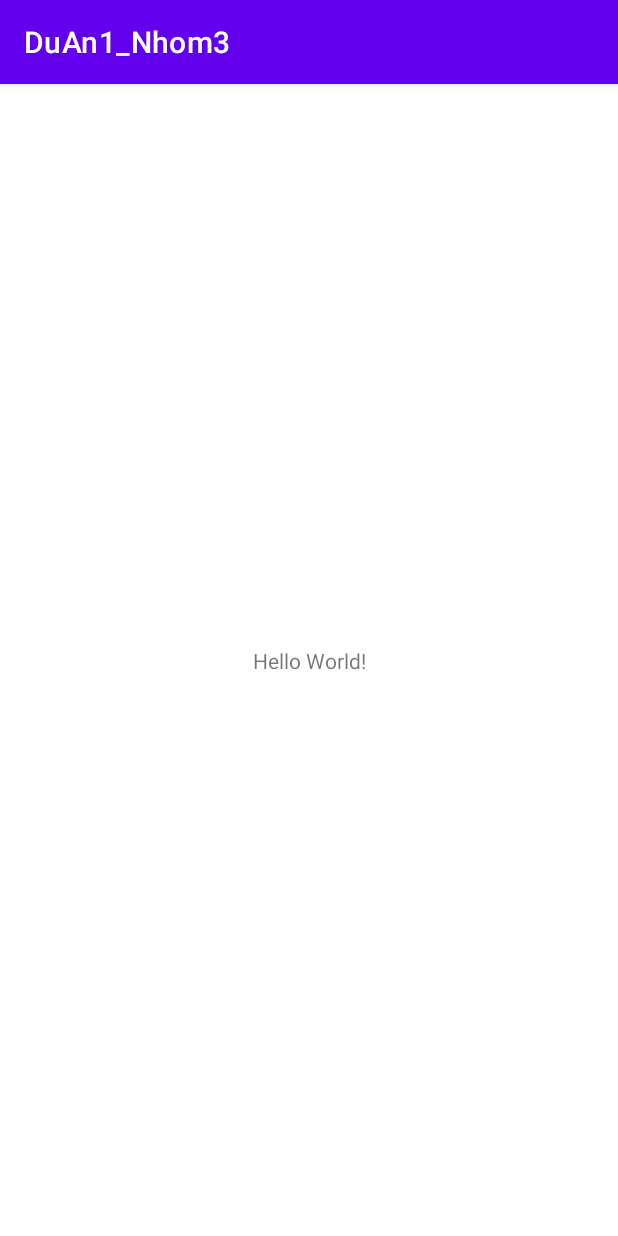
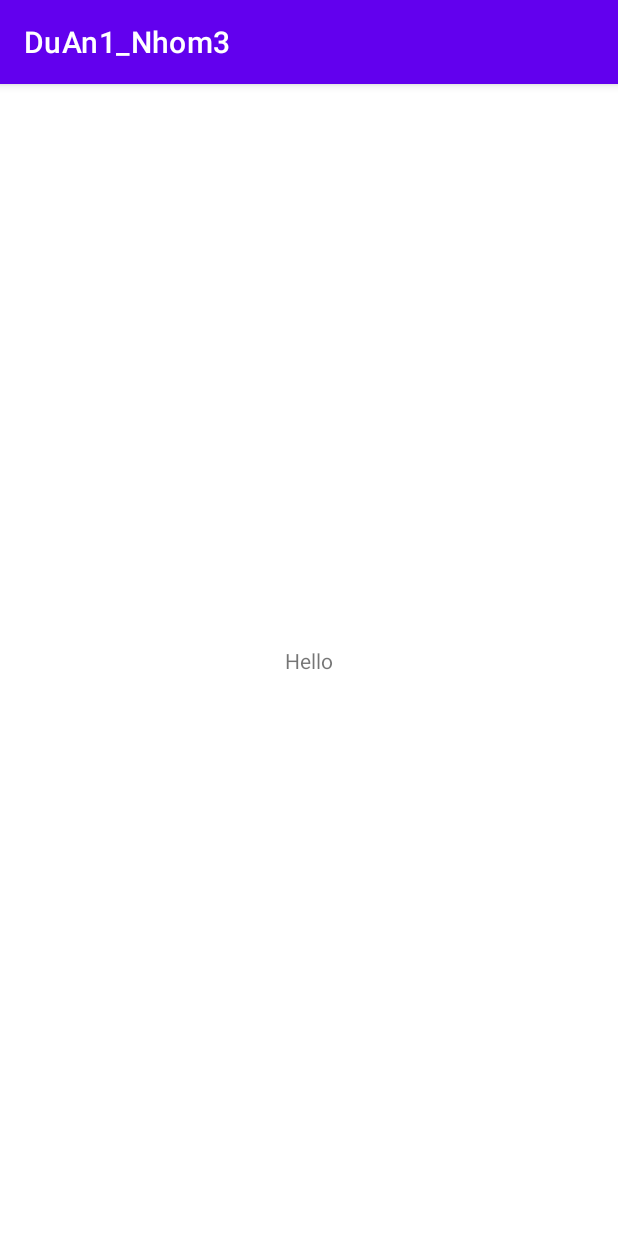
Before and after one commit to phuclhdrake/DuAn01, an Android app: the screen it shows after launch (MainActivity), on a phone screen of 412 x 824 dp. Run offline under Robolectric (Android 15) with nearby library versions, the phone set to English and light mode, and no system bars.

Commit message:
Mới code thêm dòng hello nha ae

```diff
--- a/app/src/main/java/com/example/duan1_nhom3/MainActivity.java
+++ b/app/src/main/java/com/example/duan1_nhom3/MainActivity.java
@@ -11,5 +11,6 @@ public class MainActivity extends AppCompatActivity {
         super.onCreate(savedInstanceState);
         setContentView(R.layout.activity_main);
         System.out.println("Hello world");
+        System.out.println("hello");
     }
 }
--- a/app/src/main/res/layout/activity_main.xml
+++ b/app/src/main/res/layout/activity_main.xml
@@ -9,7 +9,7 @@
     <TextView
         android:layout_width="wrap_content"
         android:layout_height="wrap_content"
-        android:text="Hello World!"
+        android:text="Hello"
         app:layout_constraintBottom_toBottomOf="parent"
         app:layout_constraintLeft_toLeftOf="parent"
         app:layout_constraintRight_toRightOf="parent"
```
